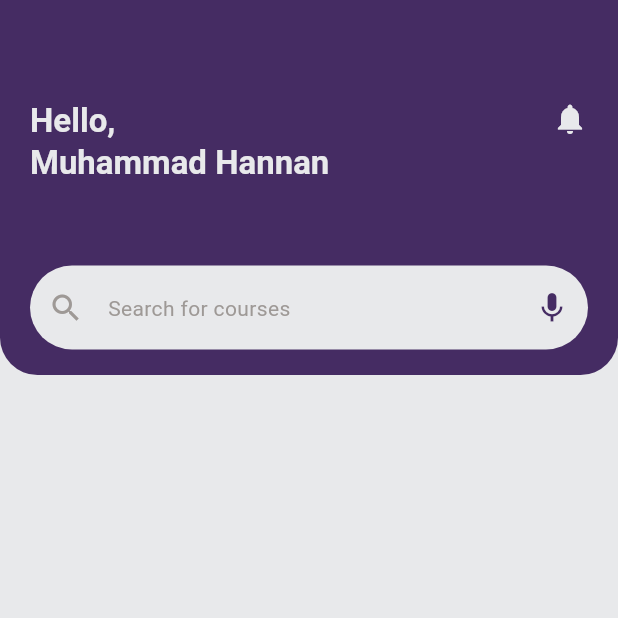
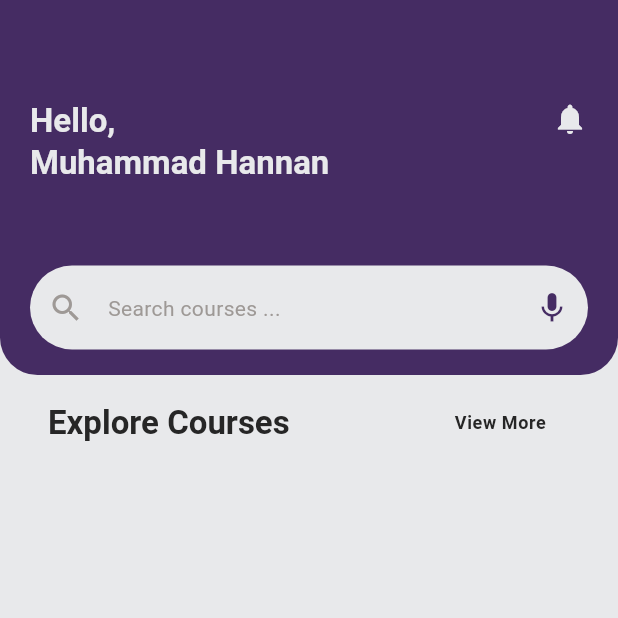
Before and after one commit to MuhammadHannan246/FlutterEducationalAppUI, a Flutter app: the FeaturedScreen screen opened by its route, on a phone screen of 412 x 824 dp, the top half of it. Run offline on Flutter 3.47's test engine with Material 3 defaults, Android fonts, the phone set to English and light mode, and no system bars; our stand-ins replace modal_progress_hud_nsn; Roboto replaces fonts that are missing (Epilogue-Black, Epilogue-Bold).

Commit message:
Update featured_screen.dart

```diff
--- a/lib/screens/featured_screen.dart
+++ b/lib/screens/featured_screen.dart
@@ -1,6 +1,7 @@
 import 'package:flutter/material.dart';
 import 'package:flutter/services.dart';
 import 'package:flutter_educational_app_ui/theme/colors.dart';
+import 'package:flutter_educational_app_ui/widgets/app_bar_widget.dart';
 
 class FeaturedScreen extends StatefulWidget {
   static const routeName = '/featured-screen';
@@ -18,7 +19,8 @@ class _FeaturedScreenState extends State<FeaturedScreen> {
       child: Scaffold(
         body: Column(
           children: [
-            AppBar(),
+            AppBarWidget(),
+            HomeBodyWidget(),
           ],
         ),
       ),
@@ -26,68 +28,39 @@ class _FeaturedScreenState extends State<FeaturedScreen> {
   }
 }
 
-class AppBar extends StatelessWidget {
-  const AppBar({super.key});
+class HomeBodyWidget extends StatelessWidget {
+  const HomeBodyWidget({super.key});
 
   @override
   Widget build(BuildContext context) {
-    return Container(
-      padding: const EdgeInsets.only(top: 50, left: 20, right: 20),
-      height: 250,
-      width: double.infinity,
-      decoration: BoxDecoration(
-        borderRadius: BorderRadius.only(
-          bottomLeft: Radius.circular(25),
-          bottomRight: Radius.circular(25),
-        ),
-        color: kPurpleColor,
-      ),
-      child: Column(
-        crossAxisAlignment: CrossAxisAlignment.start,
-        mainAxisAlignment: MainAxisAlignment.spaceEvenly,
-        children: [
-          Row(
+    return Column(
+      children: [
+        Padding(
+          padding: const EdgeInsets.symmetric(horizontal: 32.0, vertical: 8.0),
+          child: Row(
             mainAxisAlignment: MainAxisAlignment.spaceBetween,
-            crossAxisAlignment: CrossAxisAlignment.start,
             children: [
               Text(
-                'Hello,\nMuhammad Hannan',
+                'Explore Courses',
                 style: Theme.of(context).textTheme.titleLarge!.copyWith(
-                      color: kGreyWhiteColor,
+                      color: kTextColor,
                       fontWeight: FontWeight.bold,
                     ),
               ),
-              Icon(
-                Icons.notifications,
-                color: kGreyWhiteColor,
+              MaterialButton(
+                onPressed: () {},
+                child: Text(
+                  'View More',
+                  style: Theme.of(context).textTheme.bodySmall!.copyWith(
+                        color: kTextColor,
+                        fontWeight: FontWeight.bold,
+                      ),
+                ),
               ),
             ],
           ),
-          SizedBox(height: 20),
-          TextFormField(
-            decoration: InputDecoration(
-              fillColor: kGreyWhiteColor,
-              filled: true,
-              prefixIcon: Icon(Icons.search,
-              color: kPrimarySwatchColor.shade200
-              ),
-              suffixIcon: Icon(
-                Icons.mic,
-                color: kPurpleColor,
-              ),
-              floatingLabelBehavior: FloatingLabelBehavior.never,
-              hintText: 'Search for courses',
-              hintStyle: Theme.of(context).textTheme.bodyMedium!.copyWith(
-                color: kPrimarySwatchColor.shade200
-              ),
-              border: OutlineInputBorder(
-                borderRadius: BorderRadius.circular(50),
-                borderSide: BorderSide.none,
-              ),
-            ),
-          )
-        ],
-      ),
+        ),
+      ],
     );
   }
 }
```
